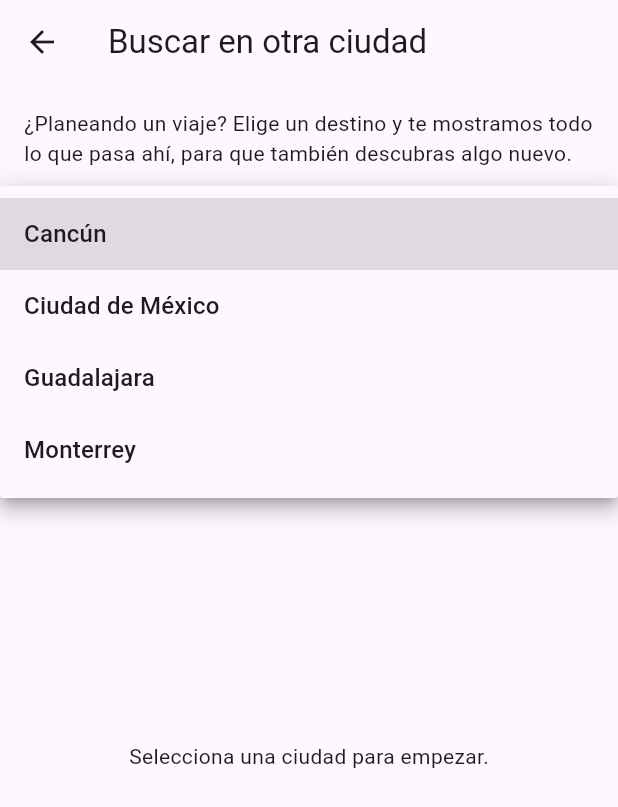
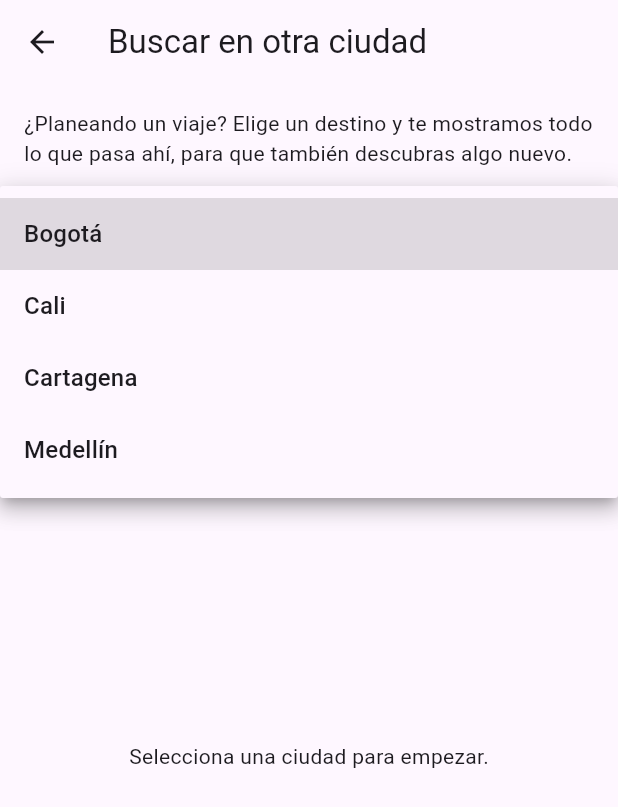
Before and after one commit to Bustos407/Events-Mobile-App, a Flutter app: the TravelSearchScreen screen opened directly, after a tap on "Ciudad destino", on a phone screen of 412 x 824 dp. Shown: the top 807 px of the screen. Run offline on Flutter 3.47's test engine with Material 3 defaults, Android fonts, the light colour scheme and no system bars; our stand-ins replace flutter_map, geolocator, latlong2, shared_preferences; accounts and stored records are empty.

Commit message:
fix colombia

```diff
--- a/lib/data/mock_events.dart
+++ b/lib/data/mock_events.dart
@@ -5,14 +5,14 @@ final List<EventItem> kMockEvents = [
     id: 'e1',
     title: 'Concierto: Noche de Rock',
     category: 'Conciertos',
-    city: 'Ciudad de México',
-    lat: 19.4326,
-    lng: -99.1332,
+    city: 'Bogotá',
+    lat: 4.6486,
+    lng: -74.0839,
     dateTime: DateTime.now().add(const Duration(days: 2)),
-    description: 'Bandas locales de rock en el Foro Sol.',
-    venueName: 'Foro Sol',
-    address: 'Av. Río Churubusco s/n, Granjas México, 08400 CDMX',
-    phone: '+52 55 1234 5678',
+    description: 'Bandas locales de rock en el Simón Bolívar.',
+    venueName: 'Parque Simón Bolívar',
+    address: 'Cra. 60 #63-17, Bogotá',
+    phone: '+57 1 234 5678',
     imageUrls: [
       'https://picsum.photos/seed/e1a/800/500',
       'https://picsum.photos/seed/e1b/800/500',
@@ -20,121 +20,121 @@ final List<EventItem> kMockEvents = [
   ),
   EventItem(
     id: 'e2',
-    title: 'Torneo de Videojuegos: Copa Ciudad',
+    title: 'Torneo de Videojuegos: Copa Bogotá',
     category: 'Videojuegos',
-    city: 'Ciudad de México',
-    lat: 19.4402,
-    lng: -99.2062,
+    city: 'Bogotá',
+    lat: 4.6970,
+    lng: -74.0300,
     dateTime: DateTime.now().add(const Duration(days: 5)),
     description: 'Torneo abierto de FIFA y Smash Bros.',
-    venueName: 'Arena CDMX Gaming',
-    address: 'Av. Insurgentes Sur 1234, Del Valle, 03100 CDMX',
-    phone: '+52 55 8765 4321',
+    venueName: 'Centro de Convenciones Ágora',
+    address: 'Cra. 40 #22c-67, Bogotá',
+    phone: '+57 1 876 5432',
     imageUrls: ['https://picsum.photos/seed/e2a/800/500'],
   ),
   EventItem(
     id: 'e3',
     title: 'Exposición de Arte Contemporáneo',
     category: 'Arte',
-    city: 'Ciudad de México',
-    lat: 19.4270,
-    lng: -99.1677,
+    city: 'Bogotá',
+    lat: 4.6126,
+    lng: -74.0705,
     dateTime: DateTime.now().add(const Duration(days: 1)),
     description: 'Muestra de artistas emergentes.',
-    venueName: 'Galería Roma',
-    address: 'Calle Colima 250, Roma Norte, 06700 CDMX',
+    venueName: 'Museo de Arte Moderno de Bogotá',
+    address: 'Cra. 24 #24-27, Bogotá',
     imageUrls: ['https://picsum.photos/seed/e3a/800/500'],
   ),
   EventItem(
     id: 'e4',
     title: 'Partido de Fútbol Amistoso',
     category: 'Deportes',
-    city: 'Ciudad de México',
-    lat: 19.3029,
-    lng: -99.1505,
+    city: 'Bogotá',
+    lat: 4.6446,
+    lng: -74.0776,
     dateTime: DateTime.now().add(const Duration(days: 3)),
-    description: 'Partido amistoso en el Estadio Azteca.',
-    venueName: 'Estadio Azteca',
-    address: 'Calz. de Tlalpan 3465, Sta. Úrsula Coapa, 04650 CDMX',
-    phone: '+52 55 5555 1234',
+    description: 'Partido amistoso en El Campín.',
+    venueName: 'Estadio El Campín',
+    address: 'Cra. 30 #57-60, Bogotá',
+    phone: '+57 1 555 1234',
     imageUrls: ['https://picsum.photos/seed/e4a/800/500'],
   ),
   EventItem(
     id: 'e5',
     title: 'Feria Gastronómica',
     category: 'Comida',
-    city: 'Ciudad de México',
-    lat: 19.3910,
-    lng: -99.2837,
+    city: 'Bogotá',
+    lat: 4.6668,
+    lng: -74.0546,
     dateTime: DateTime.now().add(const Duration(days: 4)),
     description: 'Food trucks y chefs locales.',
-    venueName: 'Parque La Mexicana',
-    address: 'Paseo de la Reforma 1236, Santa Fe, 01219 CDMX',
+    venueName: 'Parque de la 93',
+    address: 'Cl. 93 #11a-31, Bogotá',
     imageUrls: ['https://picsum.photos/seed/e5a/800/500'],
   ),
   EventItem(
     id: 'e6',
     title: 'Festival Electrónico',
     category: 'Conciertos',
-    city: 'Guadalajara',
-    lat: 20.6597,
-    lng: -103.3496,
+    city: 'Medellín',
+    lat: 6.2442,
+    lng: -75.5812,
     dateTime: DateTime.now().add(const Duration(days: 20)),
-    description: 'DJs internacionales en Guadalajara.',
-    venueName: 'Auditorio Telmex',
-    address: 'Av. Pablo Neruda 5210, Jardines Alcalde, 44298 Guadalajara',
+    description: 'DJs internacionales en Medellín.',
+    venueName: 'Parque Norte',
+    address: 'Cra. 52 #77-60, Medellín',
     imageUrls: ['https://picsum.photos/seed/e6a/800/500'],
   ),
   EventItem(
     id: 'e7',
     title: 'Torneo Regional de eSports',
     category: 'Videojuegos',
-    city: 'Monterrey',
-    lat: 25.6866,
-    lng: -100.3161,
+    city: 'Cali',
+    lat: 3.4516,
+    lng: -76.5320,
     dateTime: DateTime.now().add(const Duration(days: 25)),
     description: 'Competencia regional de League of Legends.',
-    venueName: 'Cintermex',
-    address: 'Av. Fundidora 501, Obrera, 64010 Monterrey',
+    venueName: 'Centro de Eventos Valle del Pacífico',
+    address: 'Autopista Cali-Yumbo, Cali',
     imageUrls: ['https://picsum.photos/seed/e7a/800/500'],
   ),
   EventItem(
     id: 'e8',
     title: 'Maratón Playa',
     category: 'Deportes',
-    city: 'Cancún',
-    lat: 21.1619,
-    lng: -86.8515,
+    city: 'Cartagena',
+    lat: 10.4236,
+    lng: -75.5518,
     dateTime: DateTime.now().add(const Duration(days: 40)),
     description: 'Carrera de 21km junto al mar.',
-    venueName: 'Malecón Tajamar',
-    address: 'Blvd. Kukulcán, Zona Hotelera, 77500 Cancún',
+    venueName: 'Bocagrande',
+    address: 'Av. San Martín, Cartagena',
     imageUrls: ['https://picsum.photos/seed/e8a/800/500'],
   ),
   EventItem(
     id: 'e9',
     title: 'Feria de Tecnología',
     category: 'Tecnología',
-    city: 'Guadalajara',
-    lat: 20.6767,
-    lng: -103.3475,
+    city: 'Medellín',
+    lat: 6.2308,
+    lng: -75.5906,
     dateTime: DateTime.now().add(const Duration(days: 30)),
     description: 'Startups y demos de innovación.',
-    venueName: 'Expo Guadalajara',
-    address: 'Av. Mariano Otero 1499, Verde Valle, 44550 Guadalajara',
+    venueName: 'Plaza Mayor Medellín',
+    address: 'Cl. 41 #55-80, Medellín',
     imageUrls: ['https://picsum.photos/seed/e9a/800/500'],
   ),
   EventItem(
     id: 'e10',
     title: 'Festival de Cine Independiente',
     category: 'Cine',
-    city: 'Monterrey',
-    lat: 25.6714,
-    lng: -100.3089,
+    city: 'Cali',
+    lat: 3.4372,
+    lng: -76.5225,
     dateTime: DateTime.now().add(const Duration(days: 35)),
     description: 'Proyecciones y charlas con directores.',
-    venueName: 'Cineteca Nuevo León',
-    address: 'Av. Alfonso Reyes 2202, Regina, 64290 Monterrey',
+    venueName: 'Teatro Municipal Enrique Buenaventura',
+    address: 'Cra. 5 #6-64, Cali',
     imageUrls: ['https://picsum.photos/seed/e10a/800/500'],
   ),
 ];
--- a/lib/screens/nearby_map_screen.dart
+++ b/lib/screens/nearby_map_screen.dart
@@ -33,7 +33,7 @@ class _NearbyMapScreenState extends State<NearbyMapScreen> {
     final events = eventsProvider.nearbyEventsForInterests(widget.interests);
     final center = eventsProvider.lat != null && eventsProvider.lng != null
         ? ll.LatLng(eventsProvider.lat!, eventsProvider.lng!)
-        : const ll.LatLng(19.4326, -99.1332);
+        : const ll.LatLng(4.7110, -74.0721);
     final isDark = Theme.of(context).brightness == Brightness.dark;
 
     return Stack(
--- a/lib/services/location_service.dart
+++ b/lib/services/location_service.dart
@@ -1,10 +1,10 @@
 import 'package:geolocator/geolocator.dart';
 
 class LocationService {
-  /// Falls back to Mexico City coordinates when location is unavailable
+  /// Falls back to Bogotá coordinates when location is unavailable
   /// (emulator without GPS, permission denied, etc.).
-  static const _fallbackLat = 19.4326;
-  static const _fallbackLng = -99.1332;
+  static const _fallbackLat = 4.7110;
+  static const _fallbackLng = -74.0721;
 
   Future<(double, double)> getCurrentLatLng() async {
     try {
```
